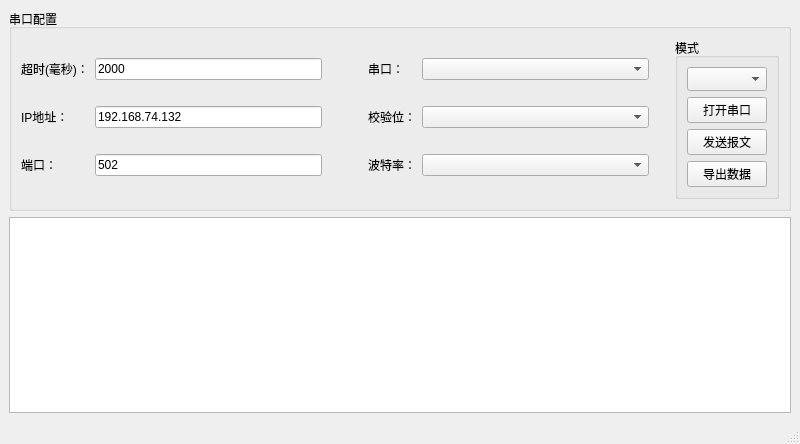
Before: the Qt Designer form mainwindow.ui in LysanderT/Modbus-Client-App, drawn with Qt 5.
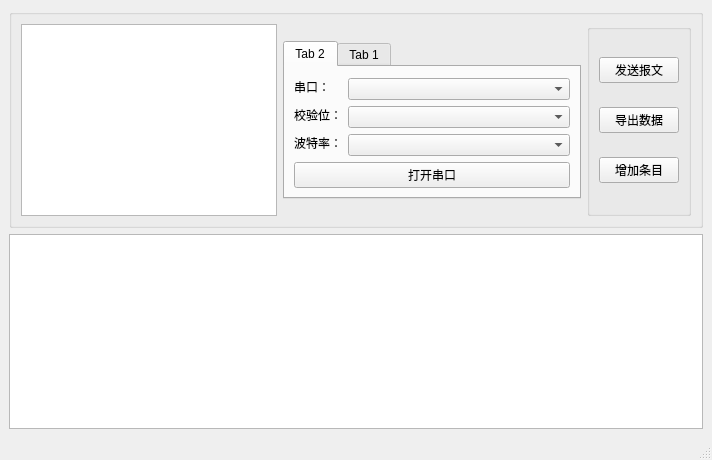
After: the same form once the commit is applied.

```diff
--- a/mainwindow.ui
+++ b/mainwindow.ui
@@ -6,8 +6,8 @@
    <rect>
     <x>0</x>
     <y>0</y>
-    <width>800</width>
-    <height>444</height>
+    <width>712</width>
+    <height>460</height>
    </rect>
   </property>
   <property name="sizePolicy">
@@ -20,33 +20,8 @@
    <string>MainWindow</string>
   </property>
   <widget class="QWidget" name="centralwidget">
-   <layout class="QGridLayout" name="gridLayout">
-    <item row="4" column="2">
-     <widget class="QTableView" name="tableView">
-      <property name="sizePolicy">
-       <sizepolicy hsizetype="Preferred" vsizetype="Preferred">
-        <horstretch>0</horstretch>
-        <verstretch>0</verstretch>
-       </sizepolicy>
-      </property>
-      <property name="minimumSize">
-       <size>
-        <width>0</width>
-        <height>150</height>
-       </size>
-      </property>
-      <property name="verticalScrollBarPolicy">
-       <enum>Qt::ScrollBarAsNeeded</enum>
-      </property>
-      <property name="sizeAdjustPolicy">
-       <enum>QAbstractScrollArea::AdjustToContents</enum>
-      </property>
-      <property name="textElideMode">
-       <enum>Qt::ElideMiddle</enum>
-      </property>
-     </widget>
-    </item>
-    <item row="0" column="2">
+   <layout class="QVBoxLayout" name="verticalLayout">
+    <item>
      <widget class="QGroupBox" name="groupBox">
       <property name="sizePolicy">
        <sizepolicy hsizetype="Preferred" vsizetype="Fixed">
@@ -55,93 +30,55 @@
        </sizepolicy>
       </property>
       <property name="title">
-       <string>串口配置</string>
+       <string/>
       </property>
       <layout class="QGridLayout" name="gridLayout_3">
-       <item row="0" column="0">
-        <layout class="QGridLayout" name="gridLayout_4">
+       <item row="2" column="2">
+        <widget class="QTabWidget" name="tabWidget">
+         <property name="sizePolicy">
+          <sizepolicy hsizetype="Expanding" vsizetype="Maximum">
+           <horstretch>0</horstretch>
+           <verstretch>0</verstretch>
+          </sizepolicy>
+         </property>
+         <property name="minimumSize">
+          <size>
+           <width>0</width>
+           <height>0</height>
+          </size>
+         </property>
+         <property name="currentIndex">
+          <number>0</number>
+         </property>
+         <widget class="QWidget" name="tab_rtu">
+          <attribute name="title">
+           <string>Tab 2</string>
+          </attribute>
+          <layout class="QVBoxLayout" name="verticalLayout_4">
+           <item>
+            <layout class="QFormLayout" name="formLayout_3">
          <property name="sizeConstraint">
           <enum>QLayout::SetDefaultConstraint</enum>
          </property>
-         <item row="2" column="4">
-          <widget class="QComboBox" name="comboBox_baudRate">
-           <property name="sizeAdjustPolicy">
-            <enum>QComboBox::AdjustToContentsOnFirstShow</enum>
-           </property>
-          </widget>
-         </item>
-         <item row="1" column="4">
-          <widget class="QComboBox" name="comboBox_parity"/>
-         </item>
-         <item row="2" column="1">
-          <widget class="QLineEdit" name="lineEdit_port">
-           <property name="sizePolicy">
-            <sizepolicy hsizetype="Preferred" vsizetype="Fixed">
-             <horstretch>0</horstretch>
-             <verstretch>0</verstretch>
-            </sizepolicy>
-           </property>
-           <property name="text">
-            <string>502</string>
-           </property>
-          </widget>
-         </item>
-         <item row="2" column="3">
-          <widget class="QLabel" name="label_2">
-           <property name="sizePolicy">
-            <sizepolicy hsizetype="Fixed" vsizetype="Fixed">
-             <horstretch>0</horstretch>
-             <verstretch>0</verstretch>
-            </sizepolicy>
-           </property>
-           <property name="text">
-            <string>波特率：</string>
-           </property>
-          </widget>
-         </item>
-         <item row="1" column="1">
-          <widget class="QLineEdit" name="lineEdit_address">
-           <property name="sizePolicy">
-            <sizepolicy hsizetype="Preferred" vsizetype="Fixed">
-             <horstretch>0</horstretch>
-             <verstretch>0</verstretch>
-            </sizepolicy>
-           </property>
-           <property name="text">
-            <string>192.168.74.132</string>
-           </property>
-          </widget>
-         </item>
+             <property name="fieldGrowthPolicy">
+              <enum>QFormLayout::AllNonFixedFieldsGrow</enum>
+             </property>
+             <property name="labelAlignment">
+              <set>Qt::AlignBottom|Qt::AlignLeading|Qt::AlignLeft</set>
+             </property>
+             <property name="formAlignment">
+              <set>Qt::AlignBottom|Qt::AlignHCenter</set>
+             </property>
+             <property name="horizontalSpacing">
+              <number>-1</number>
+             </property>
          <item row="0" column="0">
-          <widget class="QLabel" name="label_5">
-           <property name="sizePolicy">
-            <sizepolicy hsizetype="Fixed" vsizetype="Fixed">
-             <horstretch>0</horstretch>
-             <verstretch>0</verstretch>
-            </sizepolicy>
-           </property>
-           <property name="text">
-            <string>超时(毫秒)：</string>
-           </property>
-          </widget>
-         </item>
-         <item row="0" column="1">
-          <widget class="QLineEdit" name="lineEdit_delay">
-           <property name="sizePolicy">
-            <sizepolicy hsizetype="Preferred" vsizetype="Fixed">
-             <horstretch>0</horstretch>
-             <verstretch>0</verstretch>
-            </sizepolicy>
-           </property>
-           <property name="text">
-            <string>2000</string>
-           </property>
-          </widget>
-         </item>
-         <item row="0" column="3">
           <widget class="QLabel" name="label_1">
+               <property name="enabled">
+                <bool>true</bool>
+               </property>
            <property name="sizePolicy">
-            <sizepolicy hsizetype="Fixed" vsizetype="Fixed">
+                <sizepolicy hsizetype="Preferred" vsizetype="Fixed">
              <horstretch>0</horstretch>
              <verstretch>0</verstretch>
             </sizepolicy>
@@ -149,26 +86,19 @@
            <property name="text">
             <string>串口：</string>
            </property>
-          </widget>
-         </item>
-         <item row="0" column="2">
-          <spacer name="horizontalSpacer_4">
-           <property name="orientation">
-            <enum>Qt::Horizontal</enum>
-           </property>
-           <property name="sizeType">
-            <enum>QSizePolicy::Fixed</enum>
-           </property>
-           <property name="sizeHint" stdset="0">
-            <size>
-             <width>40</width>
-             <height>20</height>
-            </size>
-           </property>
-          </spacer>
-         </item>
-         <item row="0" column="4">
+               <property name="alignment">
+                <set>Qt::AlignBottom|Qt::AlignLeading|Qt::AlignLeft</set>
+               </property>
+              </widget>
+             </item>
+             <item row="0" column="1">
           <widget class="QComboBox" name="comboBox_port">
+               <property name="sizePolicy">
+                <sizepolicy hsizetype="Preferred" vsizetype="Fixed">
+                 <horstretch>0</horstretch>
+                 <verstretch>0</verstretch>
+                </sizepolicy>
+               </property>
            <property name="sizeAdjustPolicy">
             <enum>QComboBox::AdjustToContentsOnFirstShow</enum>
            </property>
@@ -180,23 +110,46 @@
            </property>
           </widget>
          </item>
-         <item row="1" column="0">
-          <widget class="QLabel" name="label_6">
+             <item row="1" column="1">
+              <widget class="QComboBox" name="comboBox_parity">
            <property name="sizePolicy">
-            <sizepolicy hsizetype="Fixed" vsizetype="Fixed">
+                <sizepolicy hsizetype="Preferred" vsizetype="Fixed">
+                 <horstretch>0</horstretch>
+                 <verstretch>0</verstretch>
+                </sizepolicy>
+               </property>
+              </widget>
+             </item>
+             <item row="2" column="0">
+              <widget class="QLabel" name="label_2">
+               <property name="sizePolicy">
+                <sizepolicy hsizetype="Preferred" vsizetype="Fixed">
              <horstretch>0</horstretch>
              <verstretch>0</verstretch>
             </sizepolicy>
            </property>
            <property name="text">
-            <string>IP地址：</string>
+                <string>波特率：</string>
            </property>
           </widget>
          </item>
-         <item row="1" column="3">
+             <item row="2" column="1">
+              <widget class="QComboBox" name="comboBox_baudRate">
+               <property name="sizePolicy">
+                <sizepolicy hsizetype="Preferred" vsizetype="Fixed">
+                 <horstretch>0</horstretch>
+                 <verstretch>0</verstretch>
+                </sizepolicy>
+               </property>
+               <property name="sizeAdjustPolicy">
+                <enum>QComboBox::AdjustToContentsOnFirstShow</enum>
+               </property>
+              </widget>
+             </item>
+             <item row="1" column="0">
           <widget class="QLabel" name="label_3">
            <property name="sizePolicy">
-            <sizepolicy hsizetype="Fixed" vsizetype="Fixed">
+                <sizepolicy hsizetype="Preferred" vsizetype="Fixed">
              <horstretch>0</horstretch>
              <verstretch>0</verstretch>
             </sizepolicy>
@@ -204,6 +157,85 @@
            <property name="text">
             <string>校验位：</string>
            </property>
+               <property name="alignment">
+                <set>Qt::AlignBottom|Qt::AlignLeading|Qt::AlignLeft</set>
+               </property>
+              </widget>
+             </item>
+            </layout>
+           </item>
+           <item>
+            <widget class="QPushButton" name="rtu_button">
+             <property name="text">
+              <string>打开串口</string>
+             </property>
+            </widget>
+           </item>
+          </layout>
+         </widget>
+         <widget class="QWidget" name="tab_tcp">
+          <attribute name="title">
+           <string>Tab 1</string>
+          </attribute>
+          <layout class="QVBoxLayout" name="verticalLayout_3">
+           <item>
+            <layout class="QFormLayout" name="formLayout_2">
+             <property name="labelAlignment">
+              <set>Qt::AlignLeading|Qt::AlignLeft|Qt::AlignVCenter</set>
+             </property>
+             <property name="formAlignment">
+              <set>Qt::AlignLeading|Qt::AlignLeft|Qt::AlignVCenter</set>
+             </property>
+             <item row="0" column="0">
+              <widget class="QLabel" name="label_5">
+               <property name="sizePolicy">
+                <sizepolicy hsizetype="Fixed" vsizetype="Fixed">
+                 <horstretch>0</horstretch>
+                 <verstretch>0</verstretch>
+                </sizepolicy>
+               </property>
+               <property name="text">
+                <string>超时(毫秒)：</string>
+               </property>
+              </widget>
+             </item>
+             <item row="0" column="1">
+              <widget class="QLineEdit" name="lineEdit_delay">
+               <property name="sizePolicy">
+                <sizepolicy hsizetype="Preferred" vsizetype="Fixed">
+                 <horstretch>0</horstretch>
+                 <verstretch>0</verstretch>
+                </sizepolicy>
+               </property>
+               <property name="text">
+                <string>2000</string>
+               </property>
+              </widget>
+             </item>
+             <item row="1" column="0">
+              <widget class="QLabel" name="label_6">
+               <property name="sizePolicy">
+                <sizepolicy hsizetype="Fixed" vsizetype="Fixed">
+                 <horstretch>0</horstretch>
+                 <verstretch>0</verstretch>
+                </sizepolicy>
+               </property>
+               <property name="text">
+                <string>IP地址：</string>
+               </property>
+              </widget>
+             </item>
+             <item row="1" column="1">
+              <widget class="QLineEdit" name="lineEdit_address">
+               <property name="sizePolicy">
+                <sizepolicy hsizetype="Preferred" vsizetype="Fixed">
+                 <horstretch>0</horstretch>
+                 <verstretch>0</verstretch>
+                </sizepolicy>
+               </property>
+               <property name="text">
+                <string>192.168.74.132</string>
+               </property>
           </widget>
          </item>
          <item row="2" column="0">
@@ -219,41 +251,42 @@
            </property>
           </widget>
          </item>
-         <item row="1" column="2">
-          <spacer name="horizontalSpacer_5">
-           <property name="orientation">
-            <enum>Qt::Horizontal</enum>
-           </property>
-           <property name="sizeType">
-            <enum>QSizePolicy::Fixed</enum>
-           </property>
-           <property name="sizeHint" stdset="0">
-            <size>
-             <width>40</width>
-             <height>20</height>
-            </size>
-           </property>
-          </spacer>
-         </item>
-         <item row="2" column="2">
-          <spacer name="horizontalSpacer_6">
-           <property name="orientation">
-            <enum>Qt::Horizontal</enum>
-           </property>
-           <property name="sizeType">
-            <enum>QSizePolicy::Fixed</enum>
-           </property>
-           <property name="sizeHint" stdset="0">
-            <size>
-             <width>40</width>
-             <height>20</height>
-            </size>
-           </property>
-          </spacer>
-         </item>
-        </layout>
+             <item row="2" column="1">
+              <widget class="QLineEdit" name="lineEdit_port">
+               <property name="sizePolicy">
+                <sizepolicy hsizetype="Preferred" vsizetype="Fixed">
+                 <horstretch>0</horstretch>
+                 <verstretch>0</verstretch>
+                </sizepolicy>
+               </property>
+               <property name="text">
+                <string>502</string>
+               </property>
+              </widget>
+             </item>
+            </layout>
+           </item>
+           <item>
+            <widget class="QPushButton" name="tcp_button">
+             <property name="sizePolicy">
+              <sizepolicy hsizetype="Preferred" vsizetype="Fixed">
+               <horstretch>0</horstretch>
+               <verstretch>0</verstretch>
+              </sizepolicy>
+             </property>
+             <property name="text">
+              <string>TCP连接</string>
+             </property>
+            </widget>
+           </item>
+          </layout>
+         </widget>
+        </widget>
        </item>
-       <item row="0" column="2">
+       <item row="2" column="0" colspan="2">
+        <widget class="QTextBrowser" name="textBrowser"/>
+       </item>
+       <item row="2" column="3">
         <widget class="QGroupBox" name="groupBox_3">
          <property name="sizePolicy">
           <sizepolicy hsizetype="Maximum" vsizetype="Preferred">
@@ -262,35 +295,9 @@
           </sizepolicy>
          </property>
          <property name="title">
-          <string>模式</string>
+          <string/>
          </property>
          <layout class="QVBoxLayout" name="verticalLayout_2">
-          <item>
-           <widget class="QComboBox" name="comboBox_mode">
-            <property name="sizePolicy">
-             <sizepolicy hsizetype="Preferred" vsizetype="Fixed">
-              <horstretch>0</horstretch>
-              <verstretch>0</verstretch>
-             </sizepolicy>
-            </property>
-            <property name="sizeAdjustPolicy">
-             <enum>QComboBox::AdjustToMinimumContentsLengthWithIcon</enum>
-            </property>
-           </widget>
-          </item>
-          <item>
-           <widget class="QPushButton" name="PortButton">
-            <property name="sizePolicy">
-             <sizepolicy hsizetype="Preferred" vsizetype="Fixed">
-              <horstretch>0</horstretch>
-              <verstretch>0</verstretch>
-             </sizepolicy>
-            </property>
-            <property name="text">
-             <string>打开串口</string>
-            </property>
-           </widget>
-          </item>
           <item>
            <widget class="QPushButton" name="ModbusButton">
             <property name="sizePolicy">
@@ -326,26 +333,42 @@
             </property>
            </widget>
           </item>
+          <item>
+           <widget class="QPushButton" name="plusButton">
+            <property name="text">
+             <string>增加条目</string>
+            </property>
+           </widget>
+          </item>
          </layout>
         </widget>
        </item>
-       <item row="0" column="1">
-        <spacer name="verticalSpacer">
-         <property name="orientation">
-          <enum>Qt::Vertical</enum>
-         </property>
-         <property name="sizeType">
-          <enum>QSizePolicy::Fixed</enum>
-         </property>
-         <property name="sizeHint" stdset="0">
+      </layout>
+     </widget>
+    </item>
+    <item>
+     <widget class="QTableView" name="tableView">
+      <property name="sizePolicy">
+       <sizepolicy hsizetype="Preferred" vsizetype="Preferred">
+        <horstretch>0</horstretch>
+        <verstretch>0</verstretch>
+       </sizepolicy>
+      </property>
+      <property name="minimumSize">
           <size>
-           <width>20</width>
-           <height>40</height>
-          </size>
-         </property>
-        </spacer>
-       </item>
-      </layout>
+        <width>0</width>
+        <height>150</height>
+       </size>
+      </property>
+      <property name="verticalScrollBarPolicy">
+       <enum>Qt::ScrollBarAsNeeded</enum>
+      </property>
+      <property name="sizeAdjustPolicy">
+       <enum>QAbstractScrollArea::AdjustToContents</enum>
+      </property>
+      <property name="textElideMode">
+       <enum>Qt::ElideMiddle</enum>
+      </property>
      </widget>
     </item>
    </layout>
```
Left out of the diff: 5 changed lines with no effect on the pictures. Lines whose indentation alone changed are shown as unchanged.
